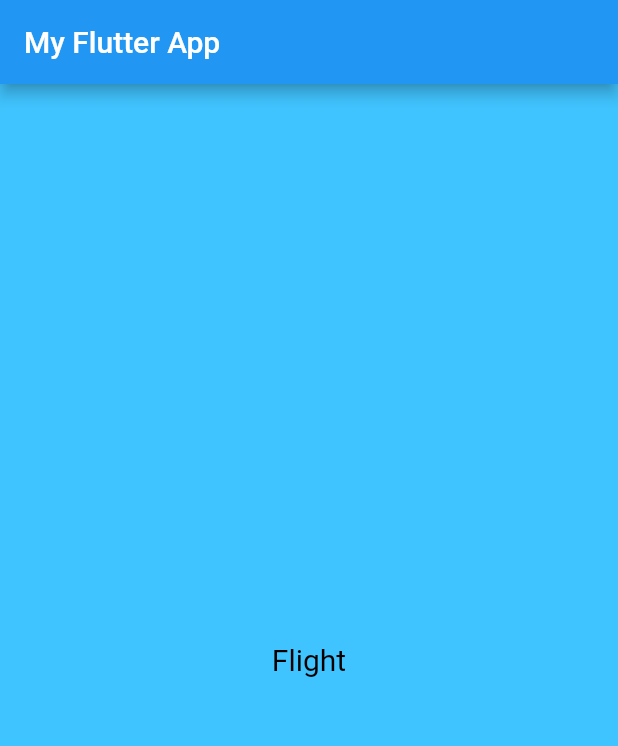
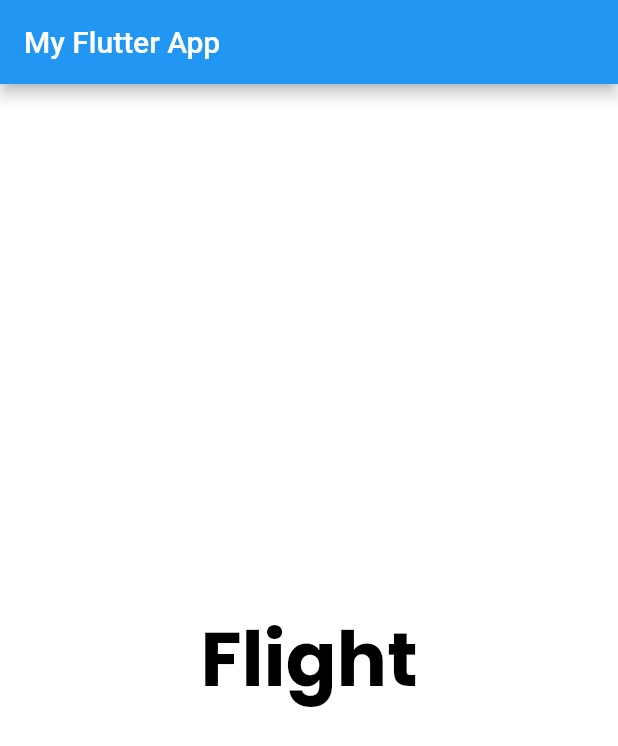
Before and after one commit to amol-patil09/Flutter-Demo, a Flutter app: the screen it shows after launch, on a phone screen of 412 x 824 dp. Shown: the top 746 px of the screen. Run offline on Flutter 3.47's test engine with Material 2 defaults, Android fonts, the phone set to English and light mode, and no system bars.

Commit message:
#2.2-Custom fonts text widget

```diff
--- a/lib/app_screens/home.dart
+++ b/lib/app_screens/home.dart
@@ -6,9 +6,18 @@ class Home extends StatelessWidget {
     return Center(
       child: Container(
         alignment: Alignment.center,
-        color: Colors.lightBlueAccent,
-        child: Text("Flight", textDirection: TextDirection.ltr,
-        style: TextStyle(color: Colors.black, fontSize: 20),),
+        color: Colors.white,
+        child: Text(
+          "Flight",
+          textDirection: TextDirection.ltr,
+          style: TextStyle(
+              color: Colors.black,
+              fontSize: 50.0,
+              fontFamily: 'Poppins',
+              fontWeight: FontWeight.w700,
+              fontStyle: FontStyle.normal,
+              decoration: TextDecoration.none),
+        ),
       ),
     );
   }
```
Also changed, not shown: pubspec.yaml (+26 -12 lines), Fonts/Poppins-Bold.ttf (added), Fonts/Poppins-LightItalic.ttf (added), Fonts/Poppins-Medium.ttf (added), Fonts/Poppins-Regular.ttf (added), Fonts/Roboto-Bold.ttf (added), Fonts/Roboto-LightItalic.ttf (added), Fonts/Roboto-Medium.ttf (added), Fonts/Roboto-Regular.ttf (added).
